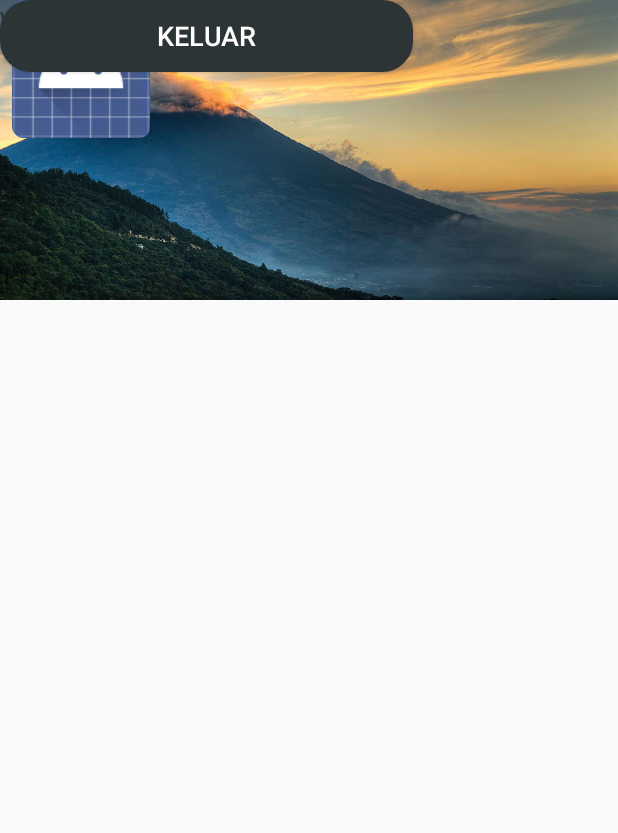
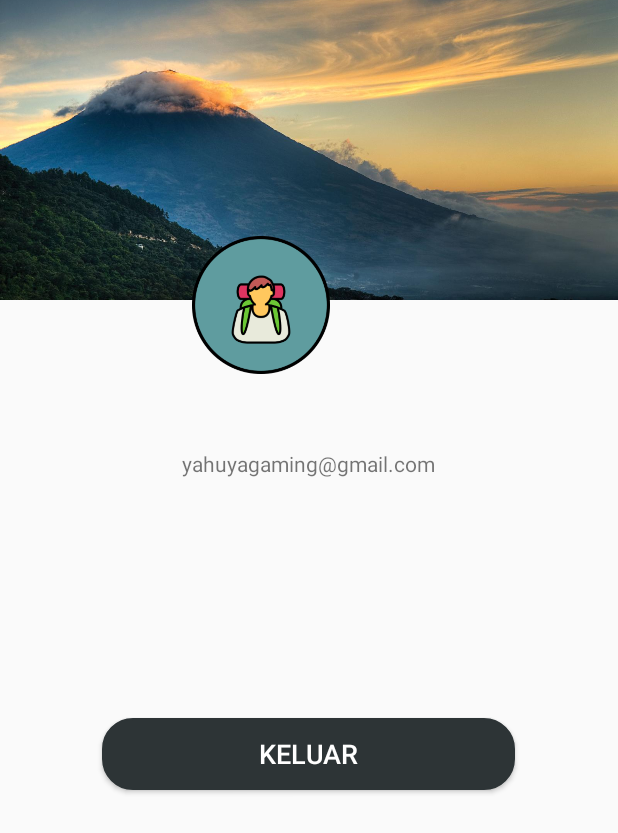
Before and after one commit to kriswidy/AplikasiDolen, an Android app: the layout activity_profil.xml on its own in the app's theme, with its tools: preview values and no code run, on a phone screen of 412 x 824 dp. Shown: the top 833 px of the screen. Run offline under Robolectric (Android 15) with nearby library versions, the phone set to English and light mode, and no system bars.

Commit message:
profile-activity-2

```diff
--- a/app/build.gradle
+++ b/app/build.gradle
@@ -28,6 +28,9 @@ dependencies {
     //GridLayout
     implementation 'com.android.support:gridlayout-v7:27.1.1'
 
+    //CircleImageView
+    implementation 'de.hdodenhof:circleimageview:2.1.0'
+
     //Maps
     //implementation 'com.google.android.gms:play-services-maps:16.0.0'
     implementation 'com.android.support:support-annotations:27.1.1'
--- a/app/src/main/AndroidManifest.xml
+++ b/app/src/main/AndroidManifest.xml
@@ -24,14 +24,16 @@
             android:theme="@style/SplashTheme" />
         <activity android:name=".RegisterActivity" />
         <activity android:name=".LoginActivity"></activity>
+
         <activity android:name=".DetailWisataActivity">
+        </activity>
+        <activity android:name=".ProfilActivity">
             <intent-filter>
                 <action android:name="android.intent.action.MAIN" />
 
                 <category android:name="android.intent.category.LAUNCHER" />
             </intent-filter>
         </activity>
-        <activity android:name=".ProfilActivity"></activity>
     </application>
 
 </manifest>
--- a/app/src/main/res/layout/activity_profil.xml
+++ b/app/src/main/res/layout/activity_profil.xml
@@ -1,5 +1,5 @@
 <?xml version="1.0" encoding="utf-8"?>
-<android.support.constraint.ConstraintLayout
+<RelativeLayout
     xmlns:android="http://schemas.android.com/apk/res/android"
     xmlns:app="http://schemas.android.com/apk/res-auto"
     xmlns:tools="http://schemas.android.com/tools"
@@ -15,23 +15,25 @@
         android:src="@drawable/background" />
 
     <ImageView
-        android:id="@+id/imageView3"
+        android:id="@+id/imageProfil"
         android:layout_width="108dp"
         android:layout_height="92dp"
         android:adjustViewBounds="false"
         android:cropToPadding="false"
-        app:srcCompat="@android:drawable/sym_def_app_icon"
-        tools:layout_editor_absoluteX="126dp"
-        tools:layout_editor_absoluteY="144dp" />
+        app:srcCompat="@drawable/profileicon"
+        android:layout_marginTop="25mm"
+        android:layout_marginLeft="120dp"/>
 
     <TextView
         android:id="@+id/textView2"
         android:layout_width="wrap_content"
         android:layout_height="19dp"
-        android:layout_margin="95dp"
+        android:layout_centerVertical="true"
+        android:layout_centerHorizontal="true"
         android:text="yahuyagaming@gmail.com"
-        tools:layout_editor_absoluteX="95dp"
-        tools:layout_editor_absoluteY="274dp" />
+        android:layout_below="@+id/imageProfil"
+        android:layout_margin="50dp"
+        />
 
     <Button
         android:id="@+id/button"
@@ -41,8 +43,10 @@
         android:text="Keluar"
         android:textColor="@color/colorWhite"
         android:textSize="8pt"
-        tools:layout_editor_absoluteX="43dp"
-        tools:layout_editor_absoluteY="434dp" />
+        android:layout_centerVertical="true"
+        android:layout_centerHorizontal="true"
+        android:layout_below="@+id/textView2"
+        android:layout_marginTop="110dp"
+        />
 
-
-</android.support.constraint.ConstraintLayout>
+</RelativeLayout>
```
Also changed, not shown: app/src/main/res/drawable/profileicon.png (renamed from app/src/main/res/drawable/profile-icon.png).
